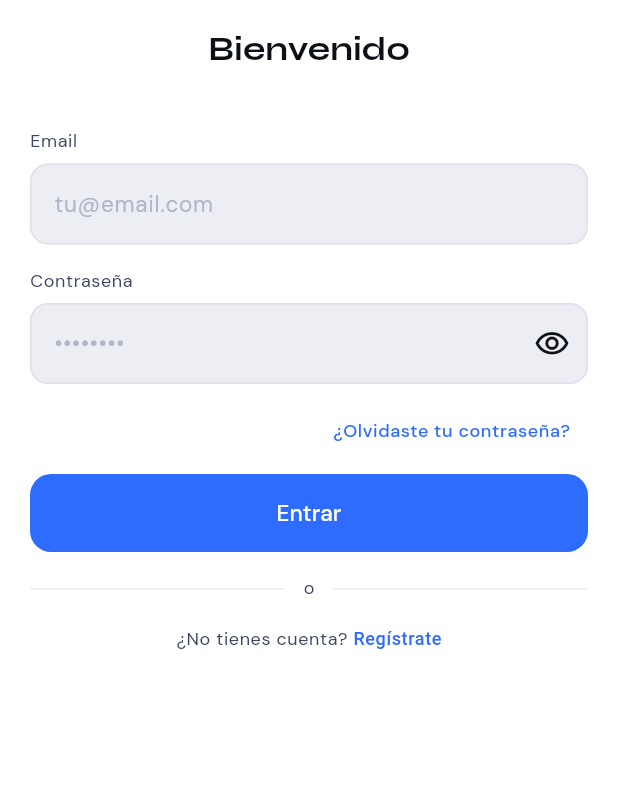
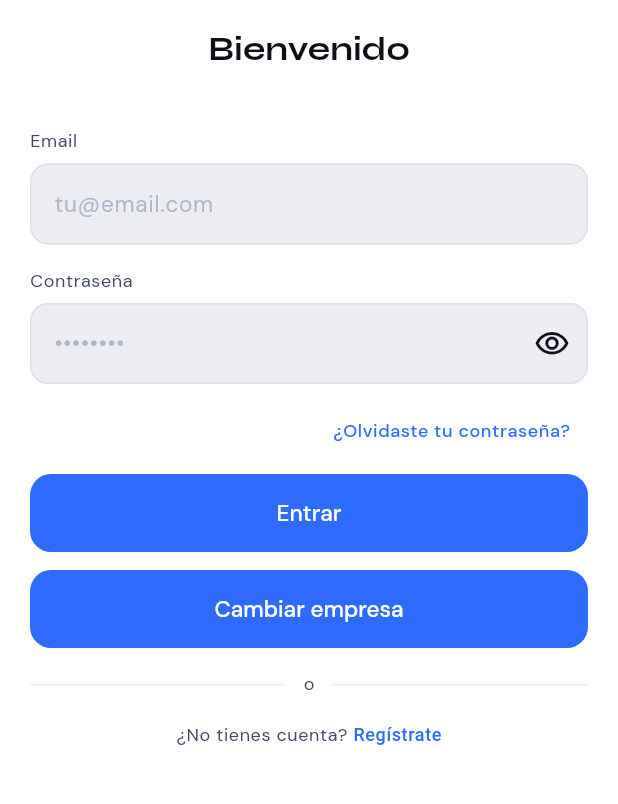
Before and after one commit to Foompe/citaria, a Flutter app: the PantallaLogin screen opened by its route, on a phone screen of 412 x 824 dp, the part 342-1146 px from its top. Run offline on Flutter 3.47's test engine with Material 3 defaults, Android fonts, the phone set to English and light mode, and no system bars; our stand-ins replace fl_chart, flutter_secure_storage, google_fonts, image_picker, shared_preferences; accounts and stored records are empty; network calls fail.

Commit message:
Añadido boton selección empresa al login

```diff
--- a/citaria_frontend/lib/ui/screens/public/pantalla_login.dart
+++ b/citaria_frontend/lib/ui/screens/public/pantalla_login.dart
@@ -146,8 +146,9 @@ class _PantallaLoginState extends State<PantallaLogin> {
                               ? Icons.visibility_off_outlined
                               : Icons.visibility_outlined,
                         ),
-                    onPressed: () =>
-                        setState(() => _passwordVisible = !_passwordVisible),
+                        onPressed: () => setState(
+                          () => _passwordVisible = !_passwordVisible,
+                        ),
                       ),
                     ),
                   ),
@@ -169,6 +170,13 @@ class _PantallaLoginState extends State<PantallaLogin> {
                   ElevatedButton(
                     onPressed: vmAuth.cargando ? null : _iniciarSesion,
                     child: const Text('Entrar'),
+                  ),
+                  const SizedBox(height: 12),
+                  ElevatedButton(
+                    onPressed: vmAuth.cargando
+                        ? null
+                        : () => GestorNavegacion.irACambiarEmpresa(context),
+                    child: const Text('Cambiar empresa'),
                   ),
                   const SizedBox(height: 16),
                   Row(
```
Lines whose indentation alone changed are shown as unchanged.
